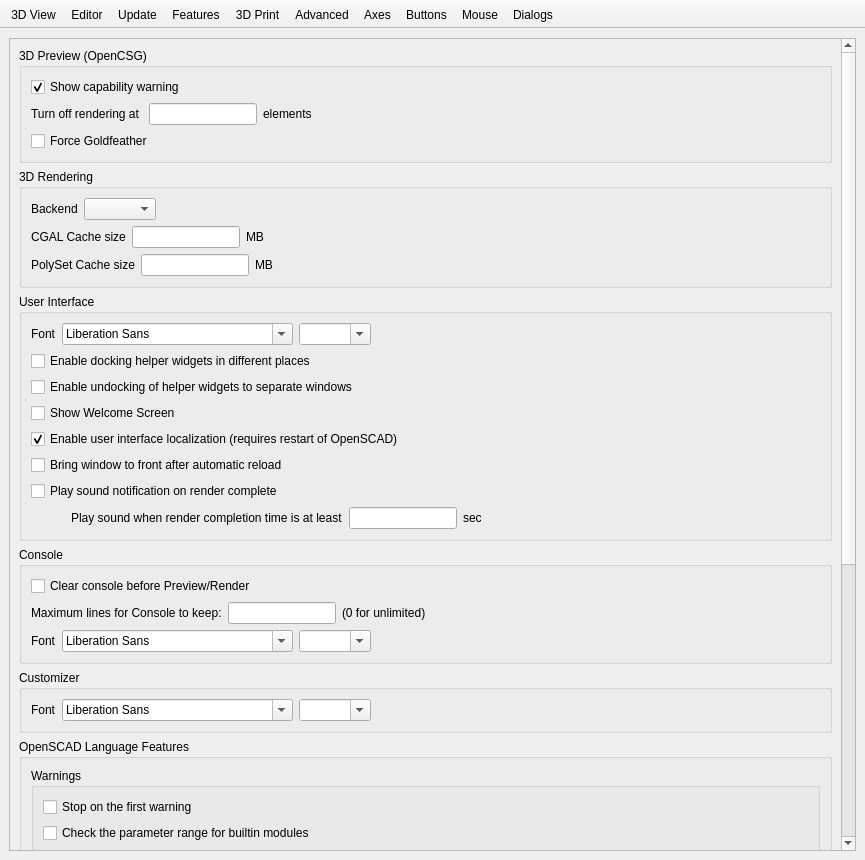
Before: the Qt Designer form src/gui/Preferences.ui in openscad/openscad, drawn with Qt 5.
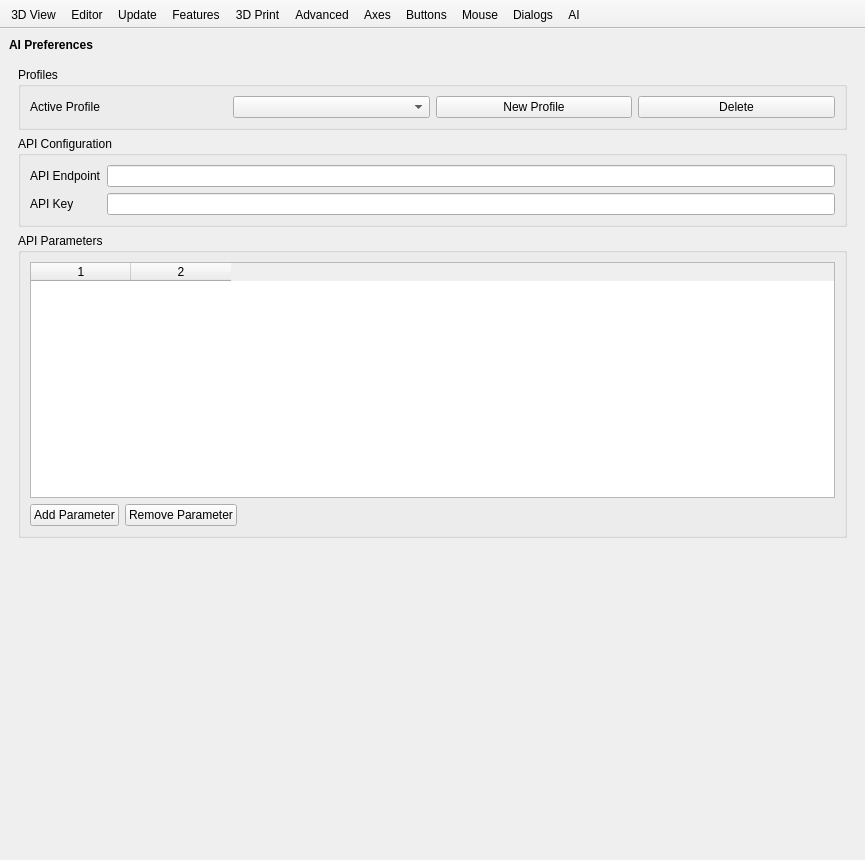
After: the same form once the commit is applied. The open tabs and pages were chosen to show the change. Icons and pictures are not drawn. Custom widgets are drawn as their Qt base class.

Commit message: Add AI preferences tab and persistence

```diff
--- a/src/gui/Preferences.ui
+++ b/src/gui/Preferences.ui
@@ -2868,6 +2868,183 @@
         </item>
        </layout>
       </widget>
+      <widget class="QWidget" name="pageAI">
+       <layout class="QVBoxLayout" name="verticalLayoutAI">
+        <property name="leftMargin">
+         <number>0</number>
+        </property>
+        <property name="topMargin">
+         <number>0</number>
+        </property>
+        <property name="rightMargin">
+         <number>0</number>
+        </property>
+        <property name="bottomMargin">
+         <number>0</number>
+        </property>
+        <item>
+         <widget class="QLabel" name="labelAIHeader">
+          <property name="font">
+           <font>
+            <weight>75</weight>
+            <bold>true</bold>
+           </font>
+          </property>
+          <property name="text">
+           <string>AI Preferences</string>
+          </property>
+         </widget>
+        </item>
+        <item>
+         <widget class="QScrollArea" name="scrollAreaAI">
+          <property name="frameShape">
+           <enum>QFrame::NoFrame</enum>
+          </property>
+          <property name="widgetResizable">
+           <bool>true</bool>
+          </property>
+          <widget class="QWidget" name="scrollAreaWidgetContentsAI">
+           <property name="geometry">
+            <rect>
+             <x>0</x>
+             <y>0</y>
+             <width>839</width>
+             <height>750</height>
+            </rect>
+           </property>
+           <layout class="QVBoxLayout" name="verticalLayoutAIScroll">
+            <item>
+             <widget class="QGroupBox" name="groupBoxAIProfile">
+              <property name="title">
+               <string>Profiles</string>
+              </property>
+              <layout class="QGridLayout" name="gridLayoutAIProfile">
+               <item row="0" column="0">
+                <widget class="QLabel" name="labelAIProfile">
+                 <property name="text">
+                  <string>Active Profile</string>
+                 </property>
+                </widget>
+               </item>
+               <item row="0" column="1">
+                <widget class="QComboBox" name="comboBoxAIProfile"/>
+               </item>
+               <item row="0" column="2">
+                <widget class="QPushButton" name="pushButtonAINewProfile">
+                 <property name="text">
+                  <string>New Profile</string>
+                 </property>
+                </widget>
+               </item>
+               <item row="0" column="3">
+                <widget class="QPushButton" name="pushButtonAIDeleteProfile">
+                 <property name="text">
+                  <string>Delete</string>
+                 </property>
+                </widget>
+               </item>
+              </layout>
+             </widget>
+            </item>
+            <item>
+             <widget class="QGroupBox" name="groupBoxAIConfig">
+              <property name="title">
+               <string>API Configuration</string>
+              </property>
+              <layout class="QGridLayout" name="gridLayoutAIConfig">
+               <item row="0" column="0">
+                <widget class="QLabel" name="labelAIApiEndpoint">
+                 <property name="text">
+                  <string>API Endpoint</string>
+                 </property>
+                </widget>
+               </item>
+               <item row="0" column="1">
+                <widget class="QLineEdit" name="lineEditAIApiEndpoint"/>
+               </item>
+               <item row="1" column="0">
+                <widget class="QLabel" name="labelAIApiKey">
+                 <property name="text">
+                  <string>API Key</string>
+                 </property>
+                </widget>
+               </item>
+               <item row="1" column="1">
+                <widget class="QLineEdit" name="lineEditAIApiKey">
+                 <property name="echoMode">
+                  <enum>QLineEdit::Password</enum>
+                 </property>
+                </widget>
+               </item>
+              </layout>
+             </widget>
+            </item>
+            <item>
+             <widget class="QGroupBox" name="groupBoxAIParams">
+              <property name="title">
+               <string>API Parameters</string>
+              </property>
+              <layout class="QVBoxLayout" name="verticalLayoutAIParams">
+               <item>
+                <widget class="QTableWidget" name="tableWidgetAIParams">
+                 <property name="columnCount">
+                  <number>2</number>
+                 </property>
+                </widget>
+               </item>
+               <item>
+                <layout class="QHBoxLayout" name="horizontalLayoutAIParamsButtons">
+                 <item>
+                  <widget class="QPushButton" name="pushButtonAIParamAdd">
+                   <property name="text">
+                    <string>Add Parameter</string>
+                   </property>
+                  </widget>
+                 </item>
+                 <item>
+                  <widget class="QPushButton" name="pushButtonAIParamRemove">
+                   <property name="text">
+                    <string>Remove Parameter</string>
+                   </property>
+                  </widget>
+                 </item>
+                 <item>
+                  <spacer name="horizontalSpacerAIParams">
+                   <property name="orientation">
+                    <enum>Qt::Horizontal</enum>
+                   </property>
+                   <property name="sizeHint" stdset="0">
+                    <size>
+                     <width>40</width>
+                     <height>20</height>
+                    </size>
+                   </property>
+                  </spacer>
+                 </item>
+                </layout>
+               </item>
+              </layout>
+             </widget>
+            </item>
+            <item>
+             <spacer name="verticalSpacerAI">
+              <property name="orientation">
+               <enum>Qt::Vertical</enum>
+              </property>
+              <property name="sizeHint" stdset="0">
+               <size>
+                <width>20</width>
+                <height>40</height>
+               </size>
+              </property>
+             </spacer>
+            </item>
+           </layout>
+          </widget>
+         </widget>
+        </item>
+       </layout>
+      </widget>
      </widget>
     </item>
    </layout>
@@ -2907,6 +3084,7 @@
    <addaction name="prefsActionInputButton"/>
    <addaction name="prefsActionMouse"/>
    <addaction name="prefsActionDialogs"/>
+   <addaction name="prefsActionAI"/>
   </widget>
   <action name="prefsAction3DView">
    <property name="checkable">
@@ -3037,6 +3215,21 @@
     <string>Dialogs</string>
    </property>
   </action>
+  <action name="prefsActionAI">
+   <property name="checkable">
+    <bool>true</bool>
+   </property>
+   <property name="icon">
+    <iconset resource="../../resources/common.qrc">
+     <normaloff>:/icons/prefsFeatures.png</normaloff>:/icons/prefsFeatures.png</iconset>
+   </property>
+   <property name="text">
+    <string>AI</string>
+   </property>
+   <property name="toolTip">
+    <string>AI and LLM configurations</string>
+   </property>
+  </action>
   <action name="actionLocalAppParameterDir">
    <property name="icon">
     <iconset theme="chokusen-folder">
```
The commit also changes 2 other files.
